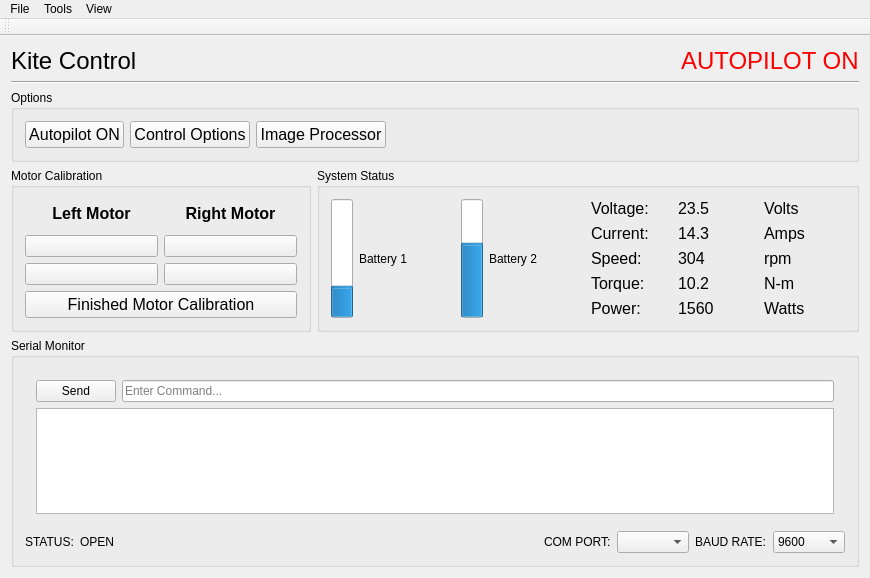
First picture: the form in KiteControl-Qt/mainwindow.ui, repository adrienemery/zenith-wind-power, before the edit.
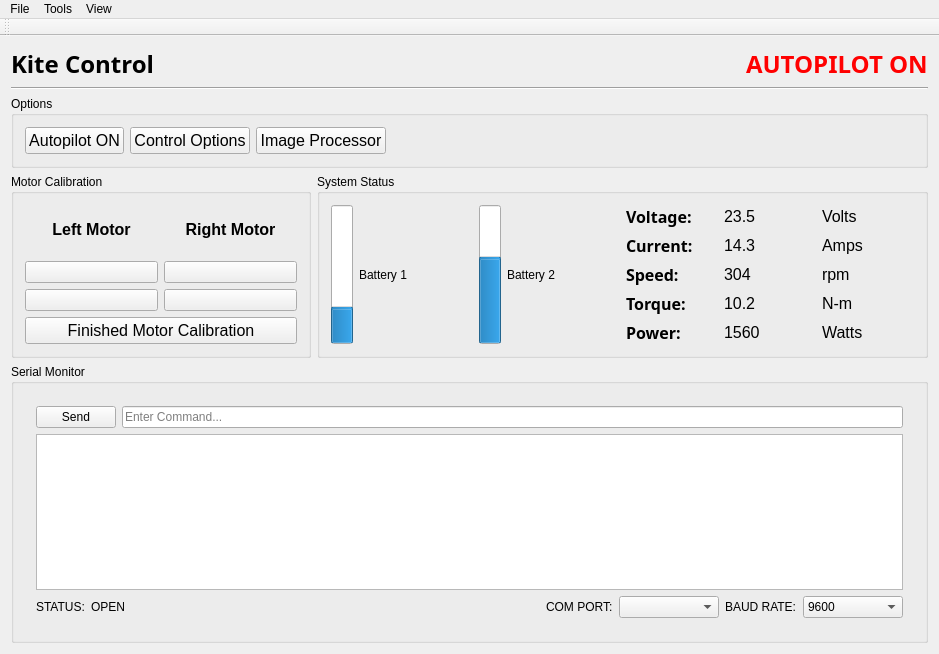
Second picture: the form after the edit. Icons and pictures are not drawn.

Commit message: more mainwindow UI upgrades

Diff of the .ui file:
```diff
--- a/KiteControl-Qt/mainwindow.ui
+++ b/KiteControl-Qt/mainwindow.ui
@@ -6,8 +6,8 @@
    <rect>
     <x>0</x>
     <y>0</y>
-    <width>870</width>
-    <height>578</height>
+    <width>939</width>
+    <height>654</height>
    </rect>
   </property>
   <property name="font">
@@ -23,146 +23,6 @@
   </property>
   <widget class="QWidget" name="centralWidget">
    <layout class="QGridLayout" name="gridLayout">
-    <item row="4" column="0">
-     <widget class="QGroupBox" name="">
-      <property name="title">
-       <string>Serial Monitor</string>
-      </property>
-      <layout class="QVBoxLayout" name="verticalLayout_2">
-       <item>
-        <widget class="QWidget" name="" native="true">
-         <layout class="QVBoxLayout" name="verticalLayout">
-          <item>
-           <layout class="QHBoxLayout" name="horizontalLayout_2">
-            <item>
-             <widget class="QPushButton" name="serialSendButton">
-              <property name="text">
-               <string>Send</string>
-              </property>
-             </widget>
-            </item>
-            <item>
-             <widget class="QLineEdit" name="serialInput">
-              <property name="focusPolicy">
-               <enum>Qt::StrongFocus</enum>
-              </property>
-              <property name="autoFillBackground">
-               <bool>false</bool>
-              </property>
-              <property name="text">
-               <string/>
-              </property>
-              <property name="placeholderText">
-               <string>Enter Command...</string>
-              </property>
-             </widget>
-            </item>
-           </layout>
-          </item>
-          <item>
-           <widget class="QTextBrowser" name="serialMonitor">
-            <property name="enabled">
-             <bool>true</bool>
-            </property>
-            <property name="cursor" stdset="0">
-             <cursorShape>IBeamCursor</cursorShape>
-            </property>
-            <property name="mouseTracking">
-             <bool>false</bool>
-            </property>
-            <property name="html">
-             <string>&lt;!DOCTYPE HTML PUBLIC &quot;-//W3C//DTD HTML 4.0//EN&quot; &quot;http://www.w3.org/TR/REC-html40/strict.dtd&quot;&gt;
-&lt;html&gt;&lt;head&gt;&lt;meta name=&quot;qrichtext&quot; content=&quot;1&quot; /&gt;&lt;style type=&quot;text/css&quot;&gt;
-p, li { white-space: pre-wrap; }
-&lt;/style&gt;&lt;/head&gt;&lt;body style=&quot; font-family:'Arial'; font-size:8.25pt; font-weight:400; font-style:normal;&quot;&gt;
-&lt;p style=&quot;-qt-paragraph-type:empty; margin-top:0px; margin-bottom:0px; margin-left:0px; margin-right:0px; -qt-block-indent:0; text-indent:0px; font-family:'Lucida Grande'; font-size:13pt;&quot;&gt;&lt;br /&gt;&lt;/p&gt;&lt;/body&gt;&lt;/html&gt;</string>
-            </property>
-           </widget>
-          </item>
-         </layout>
-        </widget>
-       </item>
-       <item>
-        <layout class="QHBoxLayout" name="horizontalLayout_9">
-         <item>
-          <layout class="QHBoxLayout" name="horizontalLayout_7">
-           <item>
-            <widget class="QLabel" name="label_3">
-             <property name="text">
-              <string>&lt;html&gt;&lt;head/&gt;&lt;body&gt;&lt;p&gt;STATUS:&lt;/p&gt;&lt;/body&gt;&lt;/html&gt;</string>
-             </property>
-            </widget>
-           </item>
-           <item>
-            <widget class="QLabel" name="serialStatusLabel">
-             <property name="text">
-              <string>&lt;html&gt;&lt;head/&gt;&lt;body&gt;&lt;p align=&quot;right&quot;&gt;OPEN&lt;/p&gt;&lt;/body&gt;&lt;/html&gt;</string>
-             </property>
-            </widget>
-           </item>
-          </layout>
-         </item>
-         <item>
-          <spacer name="horizontalSpacer_2">
-           <property name="orientation">
-            <enum>Qt::Horizontal</enum>
-           </property>
-           <property name="sizeHint" stdset="0">
-            <size>
-             <width>40</width>
-             <height>20</height>
-            </size>
-           </property>
-          </spacer>
-         </item>
-         <item>
-          <layout class="QHBoxLayout" name="horizontalLayout_5">
-           <item>
-            <widget class="QLabel" name="label_21">
-             <property name="text">
-              <string>COM PORT:</string>
-             </property>
-            </widget>
-           </item>
-           <item>
-            <widget class="QComboBox" name="portMenu">
-             <property name="currentText">
-              <string/>
-             </property>
-            </widget>
-           </item>
-          </layout>
-         </item>
-         <item>
-          <layout class="QHBoxLayout" name="horizontalLayout_3">
-           <item>
-            <widget class="QLabel" name="label_20">
-             <property name="text">
-              <string>BAUD RATE:</string>
-             </property>
-            </widget>
-           </item>
-           <item>
-            <widget class="QComboBox" name="baudRateMenu">
-             <item>
-              <property name="text">
-               <string>9600</string>
-              </property>
-             </item>
-             <item>
-              <property name="text">
-               <string>115200</string>
-              </property>
-             </item>
-            </widget>
-           </item>
-          </layout>
-         </item>
-        </layout>
-       </item>
-      </layout>
-     </widget>
-    </item>
     <item row="3" column="0">
      <layout class="QHBoxLayout" name="horizontalLayout_17">
       <item>
@@ -313,7 +173,7 @@
             <widget class="QPushButton" name="stopButton">
              <property name="font">
               <font>
-               <family>Arial</family>
+               <family>Segoe UI</family>
                <pointsize>12</pointsize>
               </font>
              </property>
@@ -403,6 +263,13 @@
                 <layout class="QHBoxLayout" name="horizontalLayout_6">
                  <item>
                   <widget class="QLabel" name="label_5">
+                   <property name="font">
+                    <font>
+                     <family>Segoe UI Semibold</family>
+                     <weight>75</weight>
+                     <bold>true</bold>
+                    </font>
+                   </property>
                    <property name="autoFillBackground">
                     <bool>false</bool>
                    </property>
@@ -431,6 +298,13 @@
                 <layout class="QHBoxLayout" name="horizontalLayout_11">
                  <item>
                   <widget class="QLabel" name="label_8">
+                   <property name="font">
+                    <font>
+                     <family>Segoe UI Semibold</family>
+                     <weight>75</weight>
+                     <bold>true</bold>
+                    </font>
+                   </property>
                    <property name="text">
                     <string>&lt;html&gt;&lt;head/&gt;&lt;body&gt;&lt;p&gt;&lt;span style=&quot; font-size:12pt;&quot;&gt;Current:&lt;/span&gt;&lt;/p&gt;&lt;/body&gt;&lt;/html&gt;</string>
                    </property>
@@ -468,7 +342,10 @@
                   <widget class="QLabel" name="label_11">
                    <property name="font">
                     <font>
+                     <family>Segoe UI Semibold</family>
                      <pointsize>12</pointsize>
+                     <weight>75</weight>
+                     <bold>true</bold>
                     </font>
                    </property>
                    <property name="text">
@@ -508,7 +385,10 @@
                   <widget class="QLabel" name="label_13">
                    <property name="font">
                     <font>
+                     <family>Segoe UI Semibold</family>
                      <pointsize>12</pointsize>
+                     <weight>75</weight>
+                     <bold>true</bold>
                     </font>
                    </property>
                    <property name="text">
@@ -548,7 +428,10 @@
                   <widget class="QLabel" name="label_14">
                    <property name="font">
                     <font>
+                     <family>Segoe UI Semibold</family>
                      <pointsize>12</pointsize>
+                     <weight>75</weight>
+                     <bold>true</bold>
                     </font>
                    </property>
                    <property name="text">
@@ -599,6 +482,13 @@
        <layout class="QHBoxLayout" name="horizontalLayout_13">
         <item>
          <widget class="QLabel" name="label">
+          <property name="font">
+           <font>
+            <family>Segoe UI Semibold</family>
+            <weight>75</weight>
+            <bold>true</bold>
+           </font>
+          </property>
           <property name="text">
            <string>&lt;html&gt;&lt;head/&gt;&lt;body&gt;&lt;p&gt;&lt;span style=&quot; font-size:18pt;&quot;&gt;Kite Control&lt;/span&gt;&lt;/p&gt;&lt;/body&gt;&lt;/html&gt;</string>
           </property>
@@ -621,8 +511,10 @@
          <widget class="QLabel" name="currentModeLabel">
           <property name="font">
            <font>
-            <family>Arial</family>
+            <family>Segoe UI Semibold</family>
             <pointsize>18</pointsize>
+            <weight>75</weight>
+            <bold>true</bold>
            </font>
           </property>
           <property name="text">
@@ -666,7 +558,7 @@
          </property>
          <property name="font">
           <font>
-           <family>Arial</family>
+           <family>Segoe UI</family>
            <pointsize>12</pointsize>
            <weight>50</weight>
            <bold>false</bold>
@@ -694,6 +586,7 @@
         <widget class="QPushButton" name="controlOptions_Button">
          <property name="font">
           <font>
+           <family>Segoe UI</family>
            <pointsize>12</pointsize>
            <weight>50</weight>
            <bold>false</bold>
@@ -708,6 +601,7 @@
         <widget class="QPushButton" name="imgProcButton">
          <property name="font">
           <font>
+           <family>Segoe UI</family>
            <pointsize>12</pointsize>
           </font>
          </property>
@@ -732,6 +626,161 @@
       </layout>
      </widget>
     </item>
+    <item row="4" column="0">
+     <widget class="QGroupBox" name="">
+      <property name="title">
+       <string>Serial Monitor</string>
+      </property>
+      <layout class="QVBoxLayout" name="verticalLayout_2">
+       <item>
+        <widget class="QWidget" name="" native="true">
+         <layout class="QVBoxLayout" name="verticalLayout">
+          <item>
+           <layout class="QHBoxLayout" name="horizontalLayout_2">
+            <item>
+             <widget class="QPushButton" name="serialSendButton">
+              <property name="text">
+               <string>Send</string>
+              </property>
+             </widget>
+            </item>
+            <item>
+             <widget class="QLineEdit" name="serialInput">
+              <property name="focusPolicy">
+               <enum>Qt::StrongFocus</enum>
+              </property>
+              <property name="autoFillBackground">
+               <bool>false</bool>
+              </property>
+              <property name="text">
+               <string/>
+              </property>
+              <property name="placeholderText">
+               <string>Enter Command...</string>
+              </property>
+             </widget>
+            </item>
+           </layout>
+          </item>
+          <item>
+           <widget class="QTextBrowser" name="serialMonitor">
+            <property name="enabled">
+             <bool>true</bool>
+            </property>
+            <property name="cursor" stdset="0">
+             <cursorShape>IBeamCursor</cursorShape>
+            </property>
+            <property name="mouseTracking">
+             <bool>false</bool>
+            </property>
+            <property name="html">
+             <string>&lt;!DOCTYPE HTML PUBLIC &quot;-//W3C//DTD HTML 4.0//EN&quot; &quot;http://www.w3.org/TR/REC-html40/strict.dtd&quot;&gt;
+&lt;html&gt;&lt;head&gt;&lt;meta name=&quot;qrichtext&quot; content=&quot;1&quot; /&gt;&lt;style type=&quot;text/css&quot;&gt;
+p, li { white-space: pre-wrap; }
+&lt;/style&gt;&lt;/head&gt;&lt;body style=&quot; font-family:'Arial'; font-size:8.25pt; font-weight:400; font-style:normal;&quot;&gt;
+&lt;p style=&quot;-qt-paragraph-type:empty; margin-top:0px; margin-bottom:0px; margin-left:0px; margin-right:0px; -qt-block-indent:0; text-indent:0px; font-family:'Lucida Grande'; font-size:13pt;&quot;&gt;&lt;br /&gt;&lt;/p&gt;&lt;/body&gt;&lt;/html&gt;</string>
+            </property>
+           </widget>
+          </item>
+          <item>
+           <layout class="QHBoxLayout" name="horizontalLayout_9">
+            <item>
+             <layout class="QHBoxLayout" name="horizontalLayout_7">
+              <item>
+               <widget class="QLabel" name="label_3">
+                <property name="text">
+                 <string>&lt;html&gt;&lt;head/&gt;&lt;body&gt;&lt;p&gt;STATUS:&lt;/p&gt;&lt;/body&gt;&lt;/html&gt;</string>
+                </property>
+               </widget>
+              </item>
+              <item>
+               <widget class="QLabel" name="serialStatusLabel">
+                <property name="text">
+                 <string>&lt;html&gt;&lt;head/&gt;&lt;body&gt;&lt;p align=&quot;right&quot;&gt;OPEN&lt;/p&gt;&lt;/body&gt;&lt;/html&gt;</string>
+                </property>
+               </widget>
+              </item>
+             </layout>
+            </item>
+            <item>
+             <spacer name="horizontalSpacer_2">
+              <property name="orientation">
+               <enum>Qt::Horizontal</enum>
+              </property>
+              <property name="sizeHint" stdset="0">
+               <size>
+                <width>40</width>
+                <height>20</height>
+               </size>
+              </property>
+             </spacer>
+            </item>
+            <item>
+             <layout class="QHBoxLayout" name="horizontalLayout_5">
+              <item>
+               <widget class="QLabel" name="label_21">
+                <property name="text">
+                 <string>COM PORT:</string>
+                </property>
+               </widget>
+              </item>
+              <item>
+               <widget class="QComboBox" name="portMenu">
+                <property name="minimumSize">
+                 <size>
+                  <width>100</width>
+                  <height>0</height>
+                 </size>
+                </property>
+                <property name="currentText">
+                 <string/>
+                </property>
+               </widget>
+              </item>
+             </layout>
+            </item>
+            <item>
+             <layout class="QHBoxLayout" name="horizontalLayout_3">
+              <item>
+               <widget class="QLabel" name="label_20">
+                <property name="text">
+                 <string>BAUD RATE:</string>
+                </property>
+               </widget>
+              </item>
+              <item>
+               <widget class="QComboBox" name="baudRateMenu">
+                <property name="minimumSize">
+                 <size>
+                  <width>100</width>
+                  <height>0</height>
+                 </size>
+                </property>
+                <item>
+                 <property name="text">
+                  <string>9600</string>
+                 </property>
+                </item>
+                <item>
+                 <property name="text">
+                  <string>115200</string>
+                 </property>
+                </item>
+               </widget>
+              </item>
+             </layout>
+            </item>
+           </layout>
+          </item>
+         </layout>
+         <zorder>serialMonitor</zorder>
+         <zorder></zorder>
+         <zorder></zorder>
+        </widget>
+       </item>
+      </layout>
+     </widget>
+    </item>
    </layout>
    <zorder></zorder>
    <zorder></zorder>
@@ -741,7 +790,7 @@
     <rect>
      <x>0</x>
      <y>0</y>
-     <width>870</width>
+     <width>939</width>
      <height>21</height>
     </rect>
    </property>
```
Left out of the diff: 1 changed line with no effect on the pictures. The commit also changes 1 other file.
